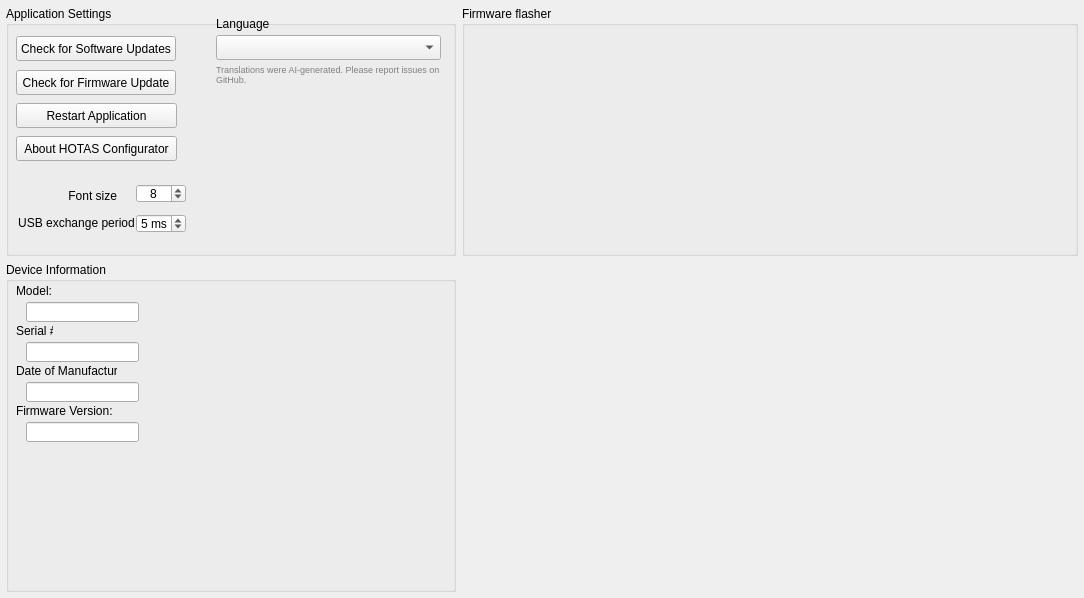
This is src/widgets/adv-settings/advancedsettings.ui in invictuscockpits/HOTASConfigurator as Qt 5 draws it before an edit. The edited form follows.
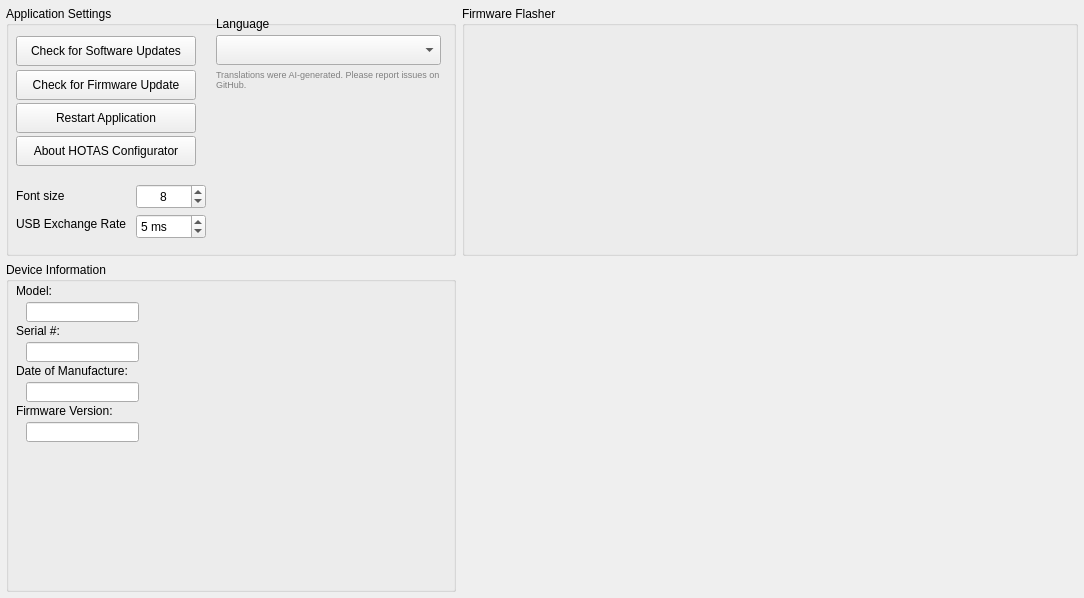
This is the edited form.

The edit to the form file:
```diff
--- a/src/widgets/adv-settings/advancedsettings.ui
+++ b/src/widgets/adv-settings/advancedsettings.ui
@@ -55,14 +55,14 @@
        <rect>
         <x>10</x>
         <y>30</y>
-        <width>160</width>
-        <height>25</height>
+        <width>180</width>
+        <height>30</height>
        </rect>
       </property>
       <property name="minimumSize">
        <size>
-        <width>160</width>
-        <height>25</height>
+        <width>180</width>
+        <height>30</height>
        </size>
       </property>
       <property name="maximumSize">
@@ -80,14 +80,14 @@
        <rect>
         <x>10</x>
         <y>64</y>
-        <width>160</width>
-        <height>25</height>
+        <width>180</width>
+        <height>30</height>
        </rect>
       </property>
       <property name="minimumSize">
        <size>
-        <width>160</width>
-        <height>25</height>
+        <width>180</width>
+        <height>30</height>
        </size>
       </property>
       <property name="text">
@@ -98,7 +98,7 @@
       <property name="geometry">
        <rect>
         <x>10</x>
-        <y>208</y>
+        <y>210</y>
         <width>121</width>
         <height>16</height>
        </rect>
@@ -110,10 +110,10 @@
        </sizepolicy>
       </property>
       <property name="text">
-       <string>USB exchange period</string>
+       <string>USB Exchange Rate</string>
       </property>
       <property name="alignment">
-       <set>Qt::AlignmentFlag::AlignBottom|Qt::AlignmentFlag::AlignHCenter</set>
+       <set>Qt::AlignmentFlag::AlignLeading|Qt::AlignmentFlag::AlignLeft|Qt::AlignmentFlag::AlignVCenter</set>
       </property>
      </widget>
      <widget class="QSpinBox" name="spinBox_USBExchangePeriod">
@@ -121,8 +121,8 @@
        <rect>
         <x>130</x>
         <y>208</y>
-        <width>50</width>
-        <height>19</height>
+        <width>70</width>
+        <height>25</height>
        </rect>
       </property>
       <property name="sizePolicy">
@@ -133,16 +133,21 @@
       </property>
       <property name="minimumSize">
        <size>
-        <width>50</width>
-        <height>0</height>
+        <width>70</width>
+        <height>25</height>
        </size>
       </property>
       <property name="maximumSize">
        <size>
-        <width>40</width>
+        <width>70</width>
         <height>16777215</height>
        </size>
       </property>
+      <property name="font">
+       <font>
+        <pointsize>9</pointsize>
+       </font>
+      </property>
       <property name="frame">
        <bool>true</bool>
       </property>
@@ -170,14 +175,14 @@
        <rect>
         <x>10</x>
         <y>97</y>
-        <width>161</width>
-        <height>25</height>
+        <width>180</width>
+        <height>30</height>
        </rect>
       </property>
       <property name="minimumSize">
        <size>
-        <width>160</width>
-        <height>25</height>
+        <width>180</width>
+        <height>30</height>
        </size>
       </property>
       <property name="toolTip">
@@ -192,14 +197,14 @@
        <rect>
         <x>10</x>
         <y>130</y>
-        <width>161</width>
-        <height>25</height>
+        <width>180</width>
+        <height>30</height>
        </rect>
       </property>
       <property name="minimumSize">
        <size>
-        <width>160</width>
-        <height>25</height>
+        <width>180</width>
+        <height>30</height>
        </size>
       </property>
       <property name="text">
@@ -209,10 +214,10 @@
      <widget class="QLabel" name="text_FontSize">
       <property name="geometry">
        <rect>
-        <x>30</x>
+        <x>10</x>
         <y>180</y>
-        <width>81</width>
-        <height>19</height>
+        <width>111</width>
+        <height>20</height>
        </rect>
       </property>
       <property name="sizePolicy">
@@ -225,7 +230,7 @@
        <string>Font size</string>
       </property>
       <property name="alignment">
-       <set>Qt::AlignmentFlag::AlignRight|Qt::AlignmentFlag::AlignTrailing|Qt::AlignmentFlag::AlignVCenter</set>
+       <set>Qt::AlignmentFlag::AlignLeading|Qt::AlignmentFlag::AlignLeft|Qt::AlignmentFlag::AlignVCenter</set>
       </property>
      </widget>
      <widget class="QSpinBox" name="spinBox_FontSize">
@@ -233,8 +238,8 @@
        <rect>
         <x>130</x>
         <y>178</y>
-        <width>50</width>
-        <height>19</height>
+        <width>70</width>
+        <height>25</height>
        </rect>
       </property>
       <property name="sizePolicy">
@@ -245,16 +250,21 @@
       </property>
       <property name="minimumSize">
        <size>
-        <width>50</width>
-        <height>0</height>
+        <width>70</width>
+        <height>25</height>
        </size>
       </property>
       <property name="maximumSize">
        <size>
-        <width>50</width>
+        <width>70</width>
         <height>16777215</height>
        </size>
       </property>
+      <property name="font">
+       <font>
+        <pointsize>9</pointsize>
+       </font>
+      </property>
       <property name="alignment">
        <set>Qt::AlignmentFlag::AlignCenter</set>
       </property>
@@ -274,13 +284,13 @@
         <x>210</x>
         <y>29</y>
         <width>225</width>
-        <height>25</height>
+        <height>30</height>
        </rect>
       </property>
       <property name="minimumSize">
        <size>
         <width>225</width>
-        <height>25</height>
+        <height>30</height>
        </size>
       </property>
      </widget>
@@ -288,30 +298,30 @@
       <property name="geometry">
        <rect>
         <x>210</x>
-        <y>58</y>
+        <y>63</y>
         <width>225</width>
         <height>40</height>
        </rect>
       </property>
-      <property name="text">
-       <string>Translations were AI-generated. Please report issues on GitHub.</string>
-      </property>
-      <property name="wordWrap">
-       <bool>true</bool>
-      </property>
-      <property name="alignment">
-       <set>Qt::AlignmentFlag::AlignTop|Qt::AlignmentFlag::AlignLeft</set>
-      </property>
       <property name="styleSheet">
        <string notr="true">font-size: 7pt; color: gray;</string>
       </property>
+      <property name="text">
+       <string>Translations were AI-generated. Please report issues on GitHub.</string>
+      </property>
+      <property name="alignment">
+       <set>Qt::AlignmentFlag::AlignLeading|Qt::AlignmentFlag::AlignLeft|Qt::AlignmentFlag::AlignTop</set>
+      </property>
+      <property name="wordWrap">
+       <bool>true</bool>
+      </property>
      </widget>
     </widget>
    </item>
    <item row="0" column="1">
     <widget class="QGroupBox" name="groupBox_2">
      <property name="title">
-      <string>Firmware flasher</string>
+      <string>Firmware Flasher</string>
      </property>
      <layout class="QHBoxLayout" name="layoutH_Flasher">
       <property name="leftMargin">
@@ -392,7 +402,7 @@
        <rect>
         <x>10</x>
         <y>63</y>
-        <width>37</width>
+        <width>135</width>
         <height>12</height>
        </rect>
       </property>
@@ -405,7 +415,7 @@
        <rect>
         <x>10</x>
         <y>101</y>
-        <width>101</width>
+        <width>135</width>
         <height>16</height>
        </rect>
       </property>
@@ -418,7 +428,7 @@
        <rect>
         <x>10</x>
         <y>141</y>
-        <width>101</width>
+        <width>135</width>
         <height>16</height>
        </rect>
       </property>
```
Left out of the diff: 5 changed lines with no effect on the pictures.
